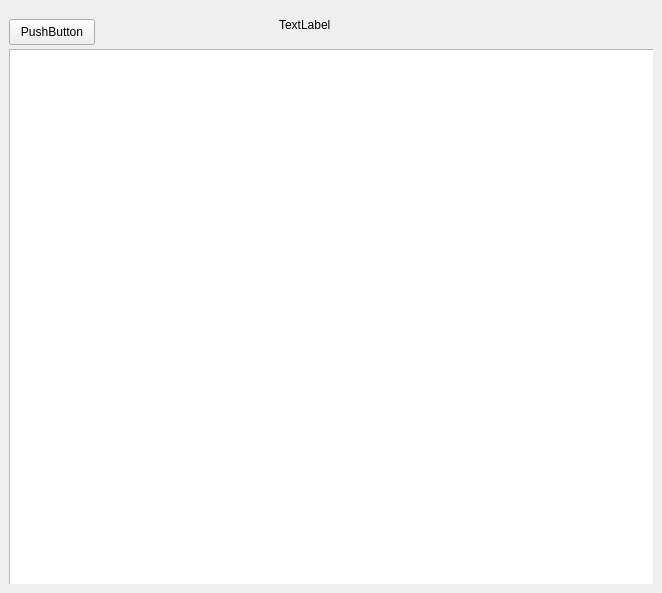
Old version of the form TalkBraderApp/mainwindow.ui in the repository Cardonia/chatting-system.
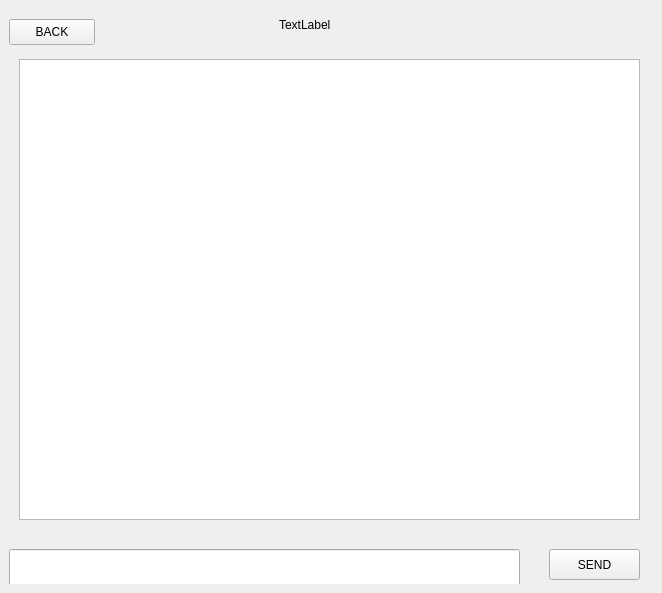
New version of the form.

```diff
--- a/TalkBraderApp/mainwindow.ui
+++ b/TalkBraderApp/mainwindow.ui
@@ -592,16 +592,6 @@
        </layout>
       </widget>
       <widget class="QWidget" name="chatRoom">
-       <widget class="QListView" name="chatRoom_listView">
-        <property name="geometry">
-         <rect>
-          <x>0</x>
-          <y>40</y>
-          <width>651</width>
-          <height>541</height>
-         </rect>
-        </property>
-       </widget>
        <widget class="QLabel" name="chatRoom_friendName">
         <property name="geometry">
          <rect>
@@ -625,7 +615,40 @@
          </rect>
         </property>
         <property name="text">
-         <string>PushButton</string>
+         <string>BACK</string>
+        </property>
+       </widget>
+       <widget class="QPushButton" name="chatRoom_sendButton">
+        <property name="geometry">
+         <rect>
+          <x>540</x>
+          <y>540</y>
+          <width>91</width>
+          <height>31</height>
+         </rect>
+        </property>
+        <property name="text">
+         <string>SEND</string>
+        </property>
+       </widget>
+       <widget class="QLineEdit" name="typing_bar">
+        <property name="geometry">
+         <rect>
+          <x>0</x>
+          <y>540</y>
+          <width>511</width>
+          <height>41</height>
+         </rect>
+        </property>
+       </widget>
+       <widget class="QListWidget" name="chatRoom_listWidget">
+        <property name="geometry">
+         <rect>
+          <x>10</x>
+          <y>50</y>
+          <width>621</width>
+          <height>461</height>
+         </rect>
         </property>
        </widget>
       </widget>
```
